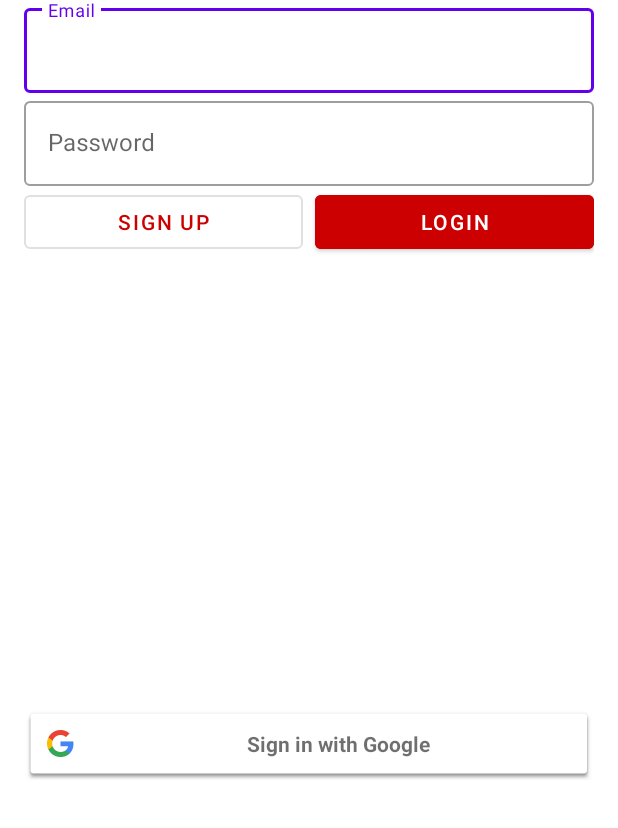
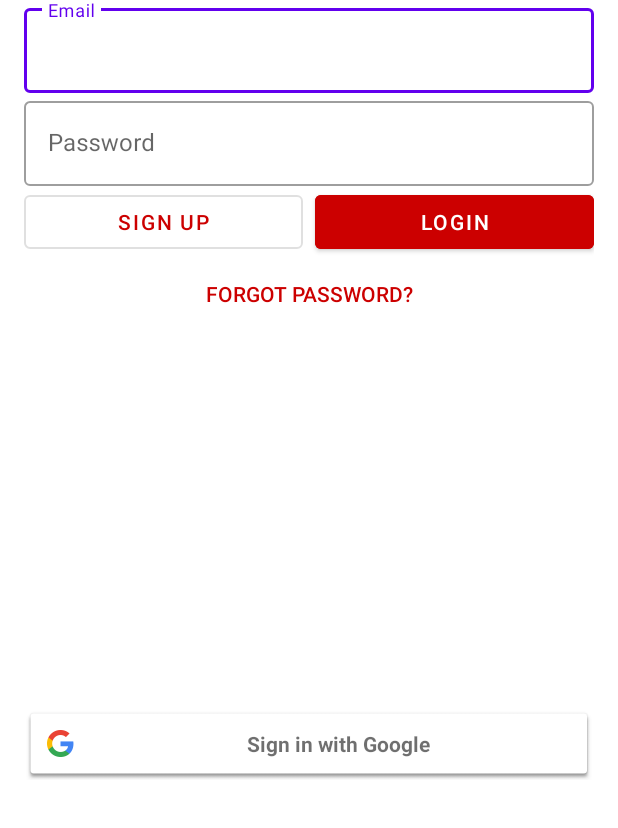
Before and after one commit to fikrim2204/BantuanSosialDetector, an Android app: the screen it shows after launch (MainActivity), on a phone screen of 412 x 824 dp, the part 408-1236 px from its top. Run offline under Robolectric (Android 15) with nearby library versions, the phone set to English and light mode, and no system bars; our stand-ins replace Firebase (no records; nobody signed in at launch, a user with empty details on screens opened directly).

Commit message:
add function forgot password 1/2 half

```diff
--- a/app/src/main/java/app/capstone/bantuansosialdetector/loginandsignup/LoginFragment.kt
+++ b/app/src/main/java/app/capstone/bantuansosialdetector/loginandsignup/LoginFragment.kt
@@ -78,6 +78,10 @@ class LoginFragment : Fragment() {
         binding.btnGoogleSignIn.setOnClickListener {
             signIn()
         }
+
+        binding.btnForgotPassword.setOnClickListener {
+            findNavController().navigate(R.id.action_loginFragment_to_forgotPasswordFragment)
+        }
     }
 
     override fun onActivityResult(requestCode: Int, resultCode: Int, data: Intent?) {
--- a/app/src/main/res/layout/fragment_login.xml
+++ b/app/src/main/res/layout/fragment_login.xml
@@ -12,6 +12,7 @@
         android:layout_width="200dp"
         android:layout_height="200dp"
         android:src="@drawable/logo"
+        android:contentDescription="@string/image_logo"
         app:layout_constraintTop_toTopOf="parent"
         app:layout_constraintStart_toStartOf="parent"
         app:layout_constraintEnd_toEndOf="parent" />
@@ -71,6 +72,17 @@
         app:layout_constraintStart_toEndOf="@id/btn_sign_up"
         app:layout_constraintEnd_toEndOf="parent" />
 
+    <Button
+        android:id="@+id/btn_forgot_password"
+        android:layout_width="0dp"
+        android:layout_height="wrap_content"
+        android:text="@string/forgot_password"
+        android:textColor="@android:color/holo_red_dark"
+        app:layout_constraintTop_toBottomOf="@id/btn_sign_up"
+        app:layout_constraintStart_toStartOf="parent"
+        app:layout_constraintEnd_toEndOf="parent"
+        style="@style/Widget.AppCompat.Button.Borderless" />
+
     <com.google.android.gms.common.SignInButton
         android:id="@+id/btn_google_sign_in"
         android:layout_width="match_parent"
--- a/app/src/main/res/values/strings.xml
+++ b/app/src/main/res/values/strings.xml
@@ -8,4 +8,6 @@
     <string name="sign_up">Sign Up</string>
     <string name="password_confirmation">Password Confirmation</string>
     <string name="blank"> </string>
+    <string name="forgot_password">Forgot password?</string>
+    <string name="image_logo">Image logo</string>
 </resources>
```
